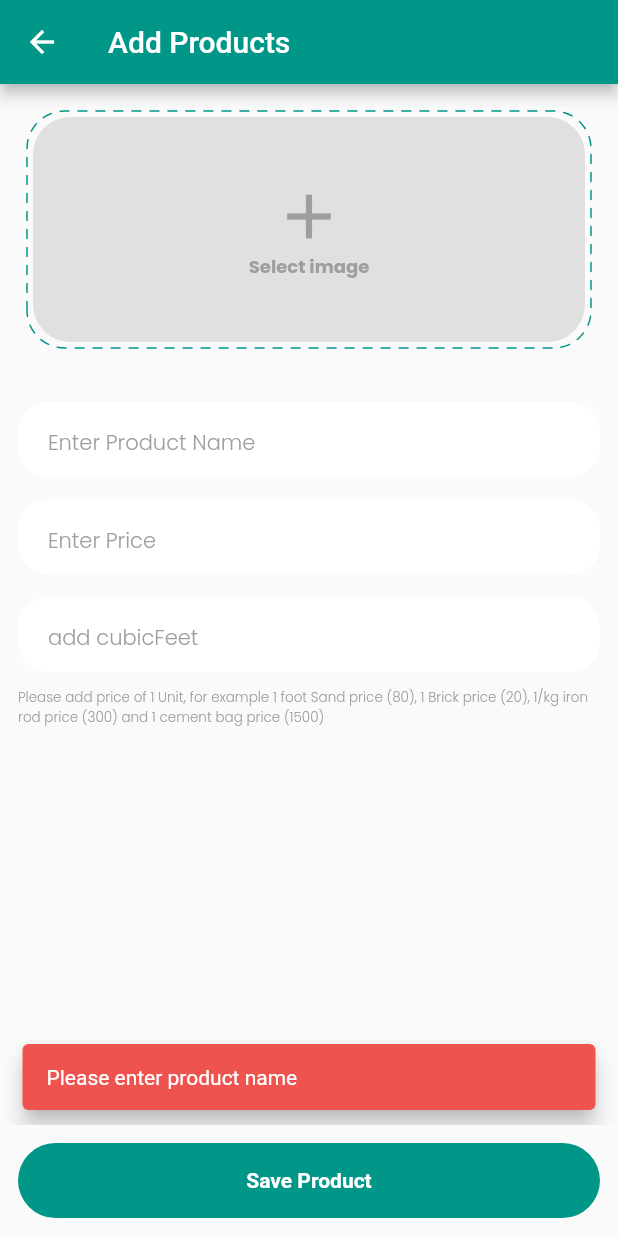
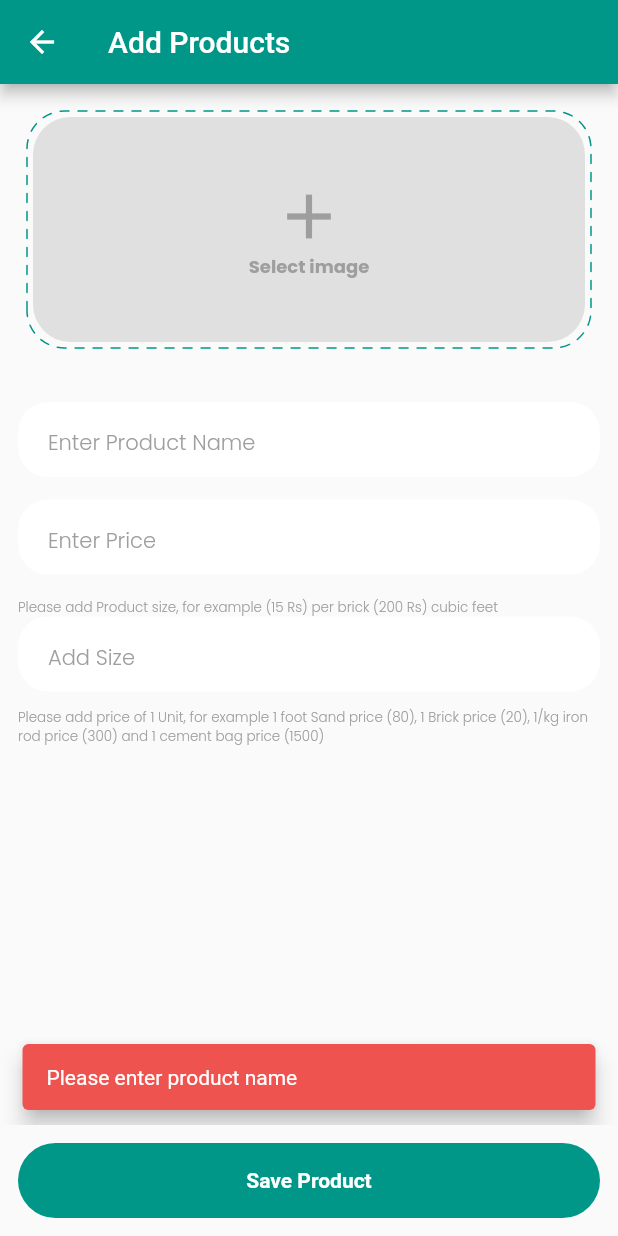
Before and after one commit to JamshaidMallik/amenities_fyp, a Flutter app: the SellerAddProduct screen opened directly, after a tap on "Save Product", on a phone screen of 412 x 824 dp. Run offline on Flutter 3.47's test engine with Material 2 defaults, Android fonts, the phone set to English and light mode, and no system bars; drawn by our look-alikes of dotted_border; our stand-ins replace awesome_dialog, cached_network_image, cloud_firestore, firebase_auth, firebase_core, firebase_storage and 5 more; accounts and stored records are empty; network calls fail.

Commit message:
prouct set

```diff
--- a/lib/controller/product_controller.dart
+++ b/lib/controller/product_controller.dart
@@ -17,6 +17,7 @@ class ProductController extends GetxController {
   final ImagePicker _picker = ImagePicker();
   TextEditingController productNameController = TextEditingController();
   TextEditingController priceController = TextEditingController();
+  TextEditingController sizeController = TextEditingController();
   RxBool isProductLoading = false.obs;
   File? image;
   RxInt _userProductsCount = 0.obs;
@@ -62,7 +63,12 @@ class ProductController extends GetxController {
     } else if(priceController.text.isEmpty){
       Get.back();
       kShowSnackBar(context: Get.context!, message: "Please enter Price", isSuccess: false);
-    } else if (image != null) {
+    } else if(sizeController.text.isEmpty){
+      Get.back();
+      kShowSnackBar(context: Get.context!, message: "Please enter Size", isSuccess: false);
+    }
+
+    else if (image != null) {
       String imageName = DateTime.now().millisecondsSinceEpoch.toString();
       Reference ref = kStorageRef.ref().child('$kProductCollection/$imageName.jpg');
       UploadTask uploadTask = ref.putFile(image!);
@@ -75,7 +81,8 @@ class ProductController extends GetxController {
         "userId": kStorage.read(kUserId) ?? '',
         "image": imageUrl,
         "status": "available",
-        "uppercase_name": productNameController.text.toUpperCase()
+        "uppercase_name": productNameController.text.toUpperCase(),
+        "size": sizeController.text,
       }).then((value) {
         getProducts(userId: userId);
         update();
@@ -171,7 +178,7 @@ class ProductController extends GetxController {
         productUserId: productUserId,
         productImage: productImage,
         price: int.parse(price),
-        totalPrice: int.parse(totalPrice),
+        totalPrice: int.parse(totalPrice) * int.parse(myCartQuantityController.text),
         isSelected: false,
     );
     kFireStore
--- a/lib/model/product_model.dart
+++ b/lib/model/product_model.dart
@@ -8,6 +8,8 @@ class Product {
   String userId;
   String image;
   String status;
+  String size;
+
 
   Product({
     required this.id,
@@ -17,6 +19,7 @@ class Product {
     required this.userId,
     required this.image,
     required this.status,
+required this.size,
   });
 
   Product.fromSnapshot(DocumentSnapshot snapshot)
@@ -26,5 +29,6 @@ class Product {
         price = snapshot['product_price'],
         userId = snapshot['userId'],
         image = snapshot['image'],
-        status = snapshot['status'];
+        status = snapshot['status'],
+        size = snapshot['size'];
 }
--- a/lib/profile_screen.dart
+++ b/lib/profile_screen.dart
@@ -49,7 +49,7 @@ class ProfileScreen extends GetView<ProfileController> {
                                           child: CircleAvatar(
                                               radius: 60,
                                               backgroundColor: Colors.grey.shade100,
-                                              backgroundImage: CachedNetworkImageProvider(controller.userImage),
+                                              backgroundImage: CachedNetworkImageProvider(controller.userImage != ''? controller.userImage: 'https://t4.ftcdn.net/jpg/01/07/43/45/360_F_107434511_iarF2z88c6Ds6AlgtwotHSAktWCdYOn7.jpg'),
                                           ),
                                         ),
                                       ],
--- a/lib/screens/seller_screens/seller_add_product.dart
+++ b/lib/screens/seller_screens/seller_add_product.dart
@@ -119,10 +119,11 @@ class SellerAddProduct extends StatelessWidget {
                     keyboardType: TextInputType.number,
                     ),
                     15.0.height,
+                    Text('Please add Product size, for example (15 Rs) per brick (200 Rs) cubic feet', style: kPrimaryGrayText.copyWith(fontSize: 9.0),),
                     customTextField(
-                        controller: c.priceController,
-                        hintText: 'add cubicFeet',
-                    keyboardType: TextInputType.number,
+                        controller: c.sizeController,
+                        hintText: 'Add Size',
+                    keyboardType: TextInputType.text,
                     ),
                     10.0.height,
                     Text('Please add price of 1 Unit, for example 1 foot Sand price (80), 1 Brick price (20), 1/kg iron rod price (300) and 1 cement bag price (1500)', style: kPrimaryGrayText.copyWith(fontSize: 9.0),),
--- a/lib/screens/seller_screens/seller_products_screen.dart
+++ b/lib/screens/seller_screens/seller_products_screen.dart
@@ -114,7 +114,7 @@ class SellerProductsScreen extends StatelessWidget {
                                                 crossAxisAlignment: CrossAxisAlignment.start,
                                                 children: [
                                                   Text(product.productName, style: kSubHeadingText.copyWith(fontSize: 16.0),),
-                                                  Text(product.price.toString(), style: kPrimaryGrayText.copyWith(fontSize: 15.0),),
+                                                  Text('${product.price} ${product.size}', style: kPrimaryGrayText.copyWith(fontSize: 15.0),),
                                                 ],
                                               ),
                                               const Spacer(),
--- a/lib/screens/seller_screens/seller_search_screen.dart
+++ b/lib/screens/seller_screens/seller_search_screen.dart
@@ -99,7 +99,7 @@ class _SellerSearchScreenState extends State<SellerSearchScreen> {
                                           crossAxisAlignment: CrossAxisAlignment.start,
                                           children: [
                                             Text(product.productName, style: kSubHeadingText.copyWith(fontSize: 16.0),),
-                                            Text(product.price.toString(), style: kPrimaryGrayText.copyWith(fontSize: 15.0),),
+                                            Text('${product.price} ${product.size}', style: kPrimaryGrayText.copyWith(fontSize: 15.0),),
                                           ],
                                         ),
                                         const Spacer(),
--- a/lib/screens/user_screens/user_search_screen.dart
+++ b/lib/screens/user_screens/user_search_screen.dart
@@ -99,7 +99,7 @@ class _UserSearchScreenState extends State<UserSearchScreen> {
                                         crossAxisAlignment: CrossAxisAlignment.start,
                                         children: [
                                           Text(product.productName, style: kSubHeadingText.copyWith(fontSize: 16.0),),
-                                          Text(product.price.toString(), style: kPrimaryGrayText.copyWith(fontSize: 15.0),),
+                                          Text('${product.price} ${product.size}', style: kPrimaryGrayText.copyWith(fontSize: 15.0),),
                                         ],
                                       ),
                                       const Spacer(),
```
Also changed, not shown: lib/screens/user_screens/quantity_bottom_sheet.dart (+1 -37 lines).
